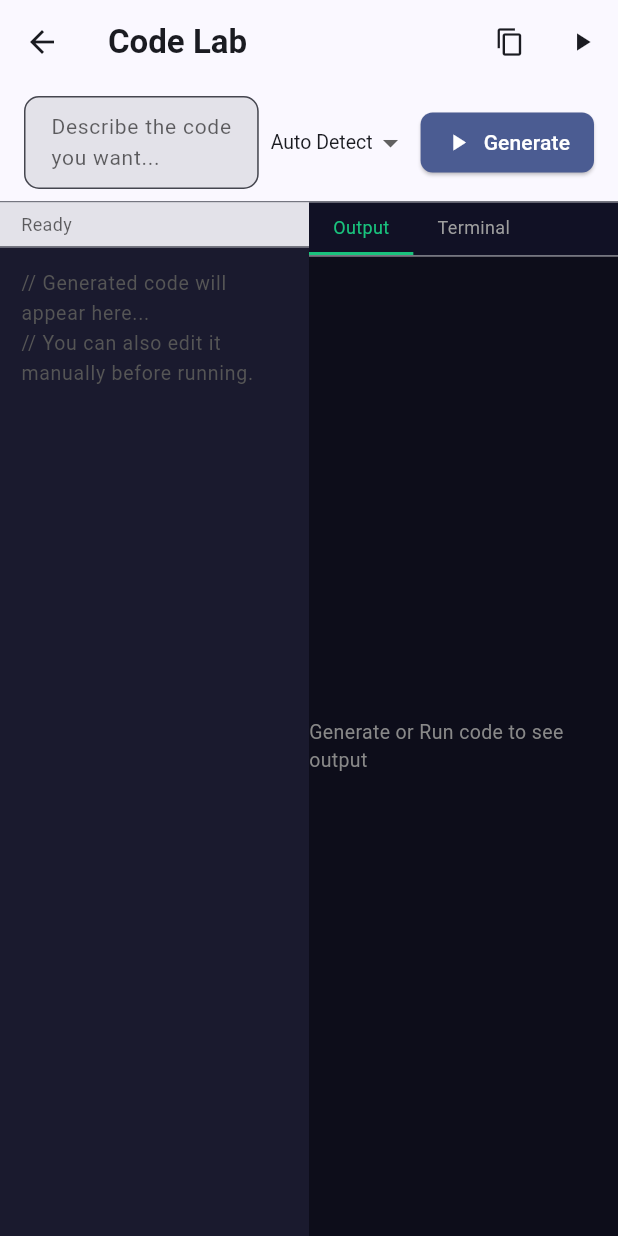
After one commit to abouofali7-alt/AR_ChatBot, a Flutter app: the CodeLabScreen screen opened by its route, on a phone screen of 412 x 824 dp. The commit adds this screen. Run offline on Flutter 3.47's test engine with Material 3 defaults, Android fonts, the phone set to English and light mode, and no system bars; network calls fail; Roboto replaces fonts that are missing (Cascadia Code, Segoe UI).

Commit message:
Code Lab for ALL clients: web editor+runner, Flutter screen, widget code tab

````diff
--- a/app/lib/main.dart
+++ b/app/lib/main.dart
@@ -3,6 +3,7 @@ import 'screens/home_screen.dart';
 import 'screens/chat_screen.dart';
 import 'screens/settings_screen.dart';
 import 'screens/sessions_screen.dart';
+import 'screens/code_lab_screen.dart';
 import 'services/api_service.dart';
 
 void main() {
@@ -38,6 +39,7 @@ class ARChatBotApp extends StatelessWidget {
         '/chat': (context) => const ChatScreen(),
         '/settings': (context) => const SettingsScreen(),
         '/sessions': (context) => const SessionsScreen(),
+        '/codelab': (context) => const CodeLabScreen(),
       },
     );
   }
--- /dev/null
+++ b/app/lib/screens/code_lab_screen.dart
@@ -0,0 +1,370 @@
+import 'dart:async';
+import 'dart:convert';
+import 'package:flutter/material.dart';
+import 'package:flutter/services.dart';
+import 'package:http/http.dart' as http;
+
+class CodeLabScreen extends StatefulWidget {
+  final String serverUrl;
+  final String token;
+  const CodeLabScreen({super.key, this.serverUrl = 'http://localhost:3000', this.token = ''});
+
+  @override
+  State<CodeLabScreen> createState() => _CodeLabScreenState();
+}
+
+class _CodeLabScreenState extends State<CodeLabScreen> {
+  final _promptCtrl = TextEditingController();
+  final _editorCtrl = TextEditingController();
+  String _lang = 'auto';
+  bool _generating = false;
+  String _status = 'Ready';
+  bool _showOutput = true;
+  String _terminal = '';
+  String _generatedCode = '';
+
+  final List<Map<String, String>> _languages = [
+    {'value': 'auto', 'label': 'Auto Detect'},
+    {'value': 'python', 'label': 'Python'},
+    {'value': 'javascript', 'label': 'JavaScript'},
+    {'value': 'html', 'label': 'HTML'},
+    {'value': 'css', 'label': 'CSS'},
+    {'value': 'typescript', 'label': 'TypeScript'},
+    {'value': 'java', 'label': 'Java'},
+    {'value': 'csharp', 'label': 'C#'},
+    {'value': 'cpp', 'label': 'C++'},
+    {'value': 'go', 'label': 'Go'},
+    {'value': 'rust', 'label': 'Rust'},
+    {'value': 'sql', 'label': 'SQL'},
+    {'value': 'bash', 'label': 'Bash'},
+  ];
+
+  @override
+  void dispose() {
+    _promptCtrl.dispose();
+    _editorCtrl.dispose();
+    super.dispose();
+  }
+
+  String _detectLang(String code) {
+    if (RegExp(r'def\s+\w+|import\s+\w+|from\s+\w+\s+import').hasMatch(code)) return 'python';
+    if (RegExp(r'(?:function|const|let|var|=>|async|await|document\.|window\.)').hasMatch(code)) return 'javascript';
+    if (RegExp(r'<!DOCTYPE|<html|<head|<body|<div|<script|<style').hasMatch(code)) return 'html';
+    if (RegExp(r'SELECT|INSERT|UPDATE|DELETE|CREATE|ALTER').hasMatch(code, caseSensitive: false)) return 'sql';
+    if (RegExp(r'package\s+\w+|func\s+\w+|public\s+class').hasMatch(code)) return 'java';
+    return 'code';
+  }
+
+  String _cleanCode(String raw) {
+    return raw
+        .replaceAll(RegExp(r'```\w*\n?'), '')
+        .replaceAll(RegExp(r'```$'), '')
+        .trim();
+  }
+
+  Future<void> _generate() async {
+    if (_generating || _promptCtrl.text.trim().isEmpty) return;
+    setState(() {
+      _generating = true;
+      _status = 'Generating...';
+      _generatedCode = '';
+      _editorCtrl.text = '';
+    });
+
+    try {
+      final uri = Uri.parse('${widget.serverUrl}/api/code/generate');
+      final response = await http.post(
+        uri,
+        headers: {
+          'Content-Type': 'application/json',
+          'Authorization': 'Bearer ${widget.token}',
+        },
+        body: jsonEncode({
+          'prompt': _promptCtrl.text.trim(),
+          'language': _lang,
+        }),
+      );
+
+      if (response.statusCode != 200) {
+        setState(() {
+          _terminal = 'Error: HTTP ${response.statusCode}';
+          _status = 'Error';
+        });
+        return;
+      }
+
+      final lines = response.body.split('\n');
+      String full = '';
+      for (final line in lines) {
+        if (!line.startsWith('data: ')) continue;
+        try {
+          final data = jsonDecode(line.substring(6));
+          if (data['token'] != null && (data['token'] as String).isNotEmpty) {
+            full += data['token'];
+            final cleaned = _cleanCode(full);
+            setState(() {
+              _editorCtrl.text = cleaned;
+              _generatedCode = cleaned;
+            });
+          }
+        } catch (_) {}
+      }
+
+      final detected = _detectLang(_editorCtrl.text);
+      setState(() {
+        _status = 'Generated ${detected.toUpperCase()}';
+      });
+    } catch (e) {
+      setState(() {
+        _terminal = 'Error: $e';
+        _status = 'Error';
+      });
+    }
+
+    setState(() => _generating = false);
+  }
+
+  void _run() {
+    final code = _editorCtrl.text.trim();
+    if (code.isEmpty) return;
+    final lang = _detectLang(code);
+
+    setState(() {
+      _showOutput = false;
+      _status = 'Running ${lang.toUpperCase()}...';
+    });
+
+    if (['javascript', 'js', 'json'].contains(lang)) {
+      setState(() {
+        _terminal = 'JavaScript execution is available in the web version.\nCopy the code and run it in your browser console or Node.js.';
+        _status = 'Copy & run locally';
+      });
+    } else if (['python', 'py'].contains(lang)) {
+      setState(() {
+        _terminal = r'$ python script.py' '\n\n'
+            'Python execution requires a backend runtime.\n'
+            'Copy the code and run it on your machine.\n\n'
+            'Tip: Install Python from python.org and run:\n'
+            '  python script.py';
+        _status = 'Python - Copy & run locally';
+      });
+    } else if (lang == 'html') {
+      setState(() {
+        _terminal = 'HTML preview is available in the web version.\nCopy the code and open it in a browser.';
+        _status = 'HTML - Copy & open in browser';
+      });
+    } else {
+      setState(() {
+        _terminal = 'Execution not available for $lang yet.\nCopy the code and run it in your local environment.';
+        _status = '$lang - Copy & run locally';
+      });
+    }
+  }
+
+  void _copy() {
+    Clipboard.setData(ClipboardData(text: _editorCtrl.text));
+    ScaffoldMessenger.of(context).showSnackBar(
+      const SnackBar(content: Text('Code copied!'), duration: Duration(seconds: 1)),
+    );
+  }
+
+  @override
+  Widget build(BuildContext context) {
+    return Scaffold(
+      backgroundColor: Theme.of(context).colorScheme.surface,
+      appBar: AppBar(
+        title: const Text('Code Lab', style: TextStyle(fontWeight: FontWeight.w600)),
+        backgroundColor: Theme.of(context).colorScheme.surface,
+        foregroundColor: Theme.of(context).colorScheme.onSurface,
+        actions: [
+          IconButton(
+            icon: const Icon(Icons.copy, size: 20),
+            tooltip: 'Copy Code',
+            onPressed: _copy,
+          ),
+          IconButton(
+            icon: const Icon(Icons.play_arrow, size: 20),
+            tooltip: 'Run Code',
+            onPressed: _run,
+          ),
+        ],
+      ),
+      body: Column(
+        children: [
+          // Prompt area
+          Container(
+            padding: const EdgeInsets.fromLTRB(16, 8, 16, 8),
+            decoration: BoxDecoration(
+              border: Border(bottom: BorderSide(color: Theme.of(context).dividerColor)),
+            ),
+            child: Row(
+              children: [
+                Expanded(
+                  child: TextField(
+                    controller: _promptCtrl,
+                    maxLines: 2,
+                    minLines: 1,
+                    style: const TextStyle(fontSize: 14),
+                    decoration: InputDecoration(
+                      hintText: 'Describe the code you want...',
+                      hintStyle: TextStyle(color: Theme.of(context).hintColor),
+                      border: OutlineInputBorder(borderRadius: BorderRadius.circular(10)),
+                      contentPadding: const EdgeInsets.symmetric(horizontal: 14, vertical: 10),
+                      filled: true,
+                      fillColor: Theme.of(context).colorScheme.surfaceContainerHighest,
+                    ),
+                    onSubmitted: (_) => _generate(),
+                  ),
+                ),
+                const SizedBox(width: 8),
+                DropdownButton<String>(
+                  value: _lang,
+                  borderRadius: BorderRadius.circular(10),
+                  style: TextStyle(fontSize: 13, color: Theme.of(context).colorScheme.onSurface),
+                  underline: const SizedBox(),
+                  items: _languages.map((l) => DropdownMenuItem(
+                    value: l['value'],
+                    child: Text(l['label']!),
+                  )).toList(),
+                  onChanged: (v) => setState(() => _lang = v ?? 'auto'),
+                ),
+                const SizedBox(width: 8),
+                ElevatedButton.icon(
+                  onPressed: _generating ? null : _generate,
+                  icon: _generating
+                      ? const SizedBox(width: 14, height: 14, child: CircularProgressIndicator(strokeWidth: 2, color: Colors.white))
+                      : const Icon(Icons.play_arrow, size: 18),
+                  label: Text(_generating ? '' : 'Generate'),
+                  style: ElevatedButton.styleFrom(
+                    backgroundColor: Theme.of(context).colorScheme.primary,
+                    foregroundColor: Colors.white,
+                    padding: const EdgeInsets.symmetric(horizontal: 16, vertical: 10),
+                    shape: RoundedRectangleBorder(borderRadius: BorderRadius.circular(8)),
+                  ),
+                ),
+              ],
+            ),
+          ),
+
+          // Code editor + Output (split view)
+          Expanded(
+            child: Row(
+              children: [
+                // Editor
+                Expanded(
+                  child: Column(
+                    children: [
+                      Container(
+                        padding: const EdgeInsets.symmetric(horizontal: 14, vertical: 6),
+                        decoration: BoxDecoration(
+                          color: Theme.of(context).colorScheme.surfaceContainerHighest,
+                          border: Border(bottom: BorderSide(color: Theme.of(context).dividerColor)),
+                        ),
+                        child: Row(
+                          children: [
+                            Text(_status, style: TextStyle(fontSize: 12, color: Theme.of(context).hintColor)),
+                          ],
+                        ),
+                      ),
+                      Expanded(
+                        child: Container(
+                          color: const Color(0xFF1A1A2E),
+                          child: TextField(
+                            controller: _editorCtrl,
+                            maxLines: null,
+                            expands: true,
+                            style: const TextStyle(
+                              fontFamily: 'Cascadia Code',
+                              fontSize: 13,
+                              color: Color(0xFFE0E0E0),
+                              height: 1.5,
+                            ),
+                            decoration: const InputDecoration(
+                              hintText: '// Generated code will appear here...\n// You can also edit it manually before running.',
+                              hintStyle: TextStyle(color: Color(0xFF555555)),
+                              border: InputBorder.none,
+                              contentPadding: EdgeInsets.all(14),
+                            ),
+                            keyboardType: TextInputType.multiline,
+                          ),
+                        ),
+                      ),
+                    ],
+                  ),
+                ),
+
+                // Output/Terminal
+                Expanded(
+                  child: Column(
+                    children: [
+                      // Tabs
+                      Container(
+                        decoration: BoxDecoration(
+                          color: const Color(0xFF111125),
+                          border: Border(bottom: BorderSide(color: Theme.of(context).dividerColor)),
+                        ),
+                        child: Row(
+                          children: [
+                            _tabButton('Output', _showOutput, () => setState(() => _showOutput = true)),
+                            _tabButton('Terminal', !_showOutput, () => setState(() => _showOutput = false)),
+                          ],
+                        ),
+                      ),
+                      Expanded(
+                        child: _showOutput
+                            ? Container(
+                                color: const Color(0xFF0D0D1A),
+                                child: const Center(
+                                  child: Text('Generate or Run code to see output',
+                                      style: TextStyle(color: Color(0xFF888888), fontSize: 13)),
+                                ),
+                              )
+                            : Container(
+                                color: const Color(0xFF0D0D1A),
+                                padding: const EdgeInsets.all(14),
+                                child: SingleChildScrollView(
+                                  child: Text(_terminal.isEmpty ? 'Terminal ready' : _terminal,
+                                      style: const TextStyle(
+                                        fontFamily: 'Cascadia Code',
+                                        fontSize: 12,
+                                        color: Color(0xFF00FF00),
+                                        height: 1.5,
+                                      )),
+                                ),
+                              ),
+                      ),
+                    ],
+                  ),
+                ),
+              ],
+            ),
+          ),
+        ],
+      ),
+    );
+  }
+
+  Widget _tabButton(String label, bool active, VoidCallback onTap) {
+    return GestureDetector(
+      onTap: onTap,
+      child: Container(
+        padding: const EdgeInsets.symmetric(horizontal: 16, vertical: 8),
+        decoration: BoxDecoration(
+          border: Border(
+            bottom: BorderSide(
+              color: active ? const Color(0xFF19C37D) : Colors.transparent,
+              width: 2,
+            ),
+          ),
+        ),
+        child: Text(
+          label,
+          style: TextStyle(
+            fontSize: 12,
+            color: active ? const Color(0xFF19C37D) : Colors.grey,
+          ),
+        ),
+      ),
+    );
+  }
+}
--- a/app/lib/screens/home_screen.dart
+++ b/app/lib/screens/home_screen.dart
@@ -145,6 +145,7 @@ class _HomeScreenState extends State<HomeScreen> {
       destinations: const [
         NavigationRailDestination(icon: Icon(Icons.dashboard), label: Text('Dashboard')),
         NavigationRailDestination(icon: Icon(Icons.chat), label: Text('Chat')),
+        NavigationRailDestination(icon: Icon(Icons.code), label: Text('Code Lab')),
         NavigationRailDestination(icon: Icon(Icons.settings), label: Text('Settings')),
       ],
     );
@@ -159,6 +160,10 @@ class _HomeScreenState extends State<HomeScreen> {
           return;
         }
         if (i == 2) {
+          Navigator.pushNamed(context, '/codelab');
+          return;
+        }
+        if (i == 3) {
           Navigator.pushNamed(context, '/settings');
           return;
         }
@@ -167,6 +172,7 @@ class _HomeScreenState extends State<HomeScreen> {
       destinations: const [
         NavigationDestination(icon: Icon(Icons.dashboard), label: 'Dashboard'),
         NavigationDestination(icon: Icon(Icons.chat), label: 'Chat'),
+        NavigationDestination(icon: Icon(Icons.code), label: 'Code Lab'),
         NavigationDestination(icon: Icon(Icons.settings), label: 'Settings'),
       ],
     );
````
Also changed, not shown: 1 other file.
